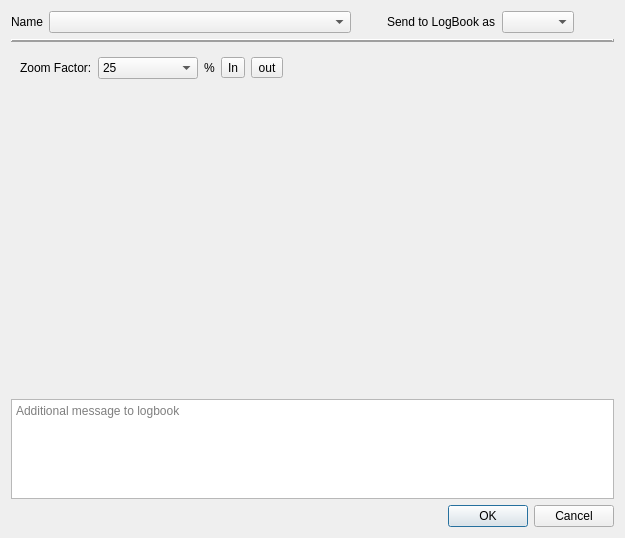
Qt form src/pythonGui/karabogui/dialogs/ui/logbook.ui (European-XFEL/Karabo) before a commit.
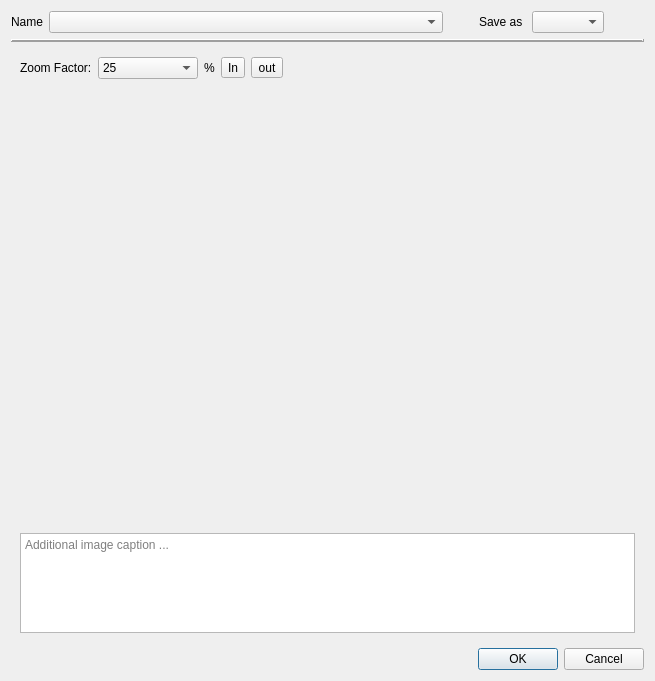
The same form after that commit.

Commit message: GUI: More abstraction on logbook panel info

What changed in the file:
```diff
--- a/src/pythonGui/karabogui/dialogs/ui/logbook.ui
+++ b/src/pythonGui/karabogui/dialogs/ui/logbook.ui
@@ -6,8 +6,8 @@
    <rect>
     <x>0</x>
     <y>0</y>
-    <width>625</width>
-    <height>538</height>
+    <width>655</width>
+    <height>681</height>
    </rect>
   </property>
   <property name="minimumSize">
@@ -25,7 +25,7 @@
   <property name="windowTitle">
    <string>Logbook: Preview</string>
   </property>
-  <layout class="QVBoxLayout" name="verticalLayout" stretch="0,0,6,0,0">
+  <layout class="QVBoxLayout" name="verticalLayout" stretch="0,0,6,0">
    <item>
     <layout class="QHBoxLayout" name="horizontalLayout_3">
      <item>
@@ -71,7 +71,7 @@
          <item>
           <widget class="QLabel" name="label_3">
            <property name="text">
-            <string>Send to LogBook as</string>
+            <string>Save as </string>
            </property>
           </widget>
          </item>
@@ -115,6 +115,9 @@
    </item>
    <item>
     <widget class="QStackedWidget" name="stackedWidget">
+     <property name="currentIndex">
+      <number>0</number>
+     </property>
      <widget class="QWidget" name="image_page">
       <layout class="QVBoxLayout" name="verticalLayout_2">
        <item>
@@ -219,17 +222,12 @@
         </layout>
        </item>
        <item>
-        <widget class="QGraphicsView" name="image_view">
+        <widget class="QGraphicsView" name="view">
          <property name="styleSheet">
           <string notr="true">background: transparent;</string>
          </property>
         </widget>
        </item>
-      </layout>
-     </widget>
-     <widget class="QWidget" name="table_page"/>
-    </widget>
-   </item>
    <item>
     <widget class="QPlainTextEdit" name="caption_edit">
      <property name="sizePolicy">
@@ -245,8 +243,13 @@
       </size>
      </property>
      <property name="placeholderText">
-      <string>Additional message to logbook</string>
-     </property>
+          <string>Additional image caption ...</string>
+         </property>
+        </widget>
+       </item>
+      </layout>
+     </widget>
+     <widget class="QWidget" name="table_page"/>
     </widget>
    </item>
    <item>
```
Lines whose indentation alone changed are shown as unchanged. The commit also changes 16 other files.
